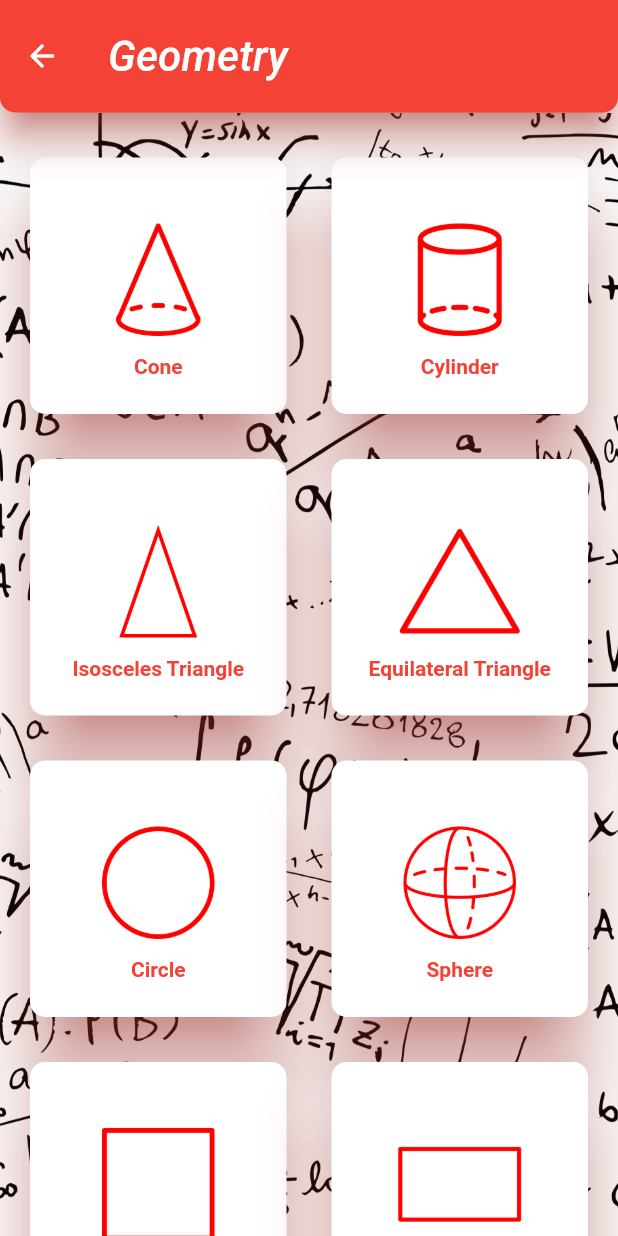
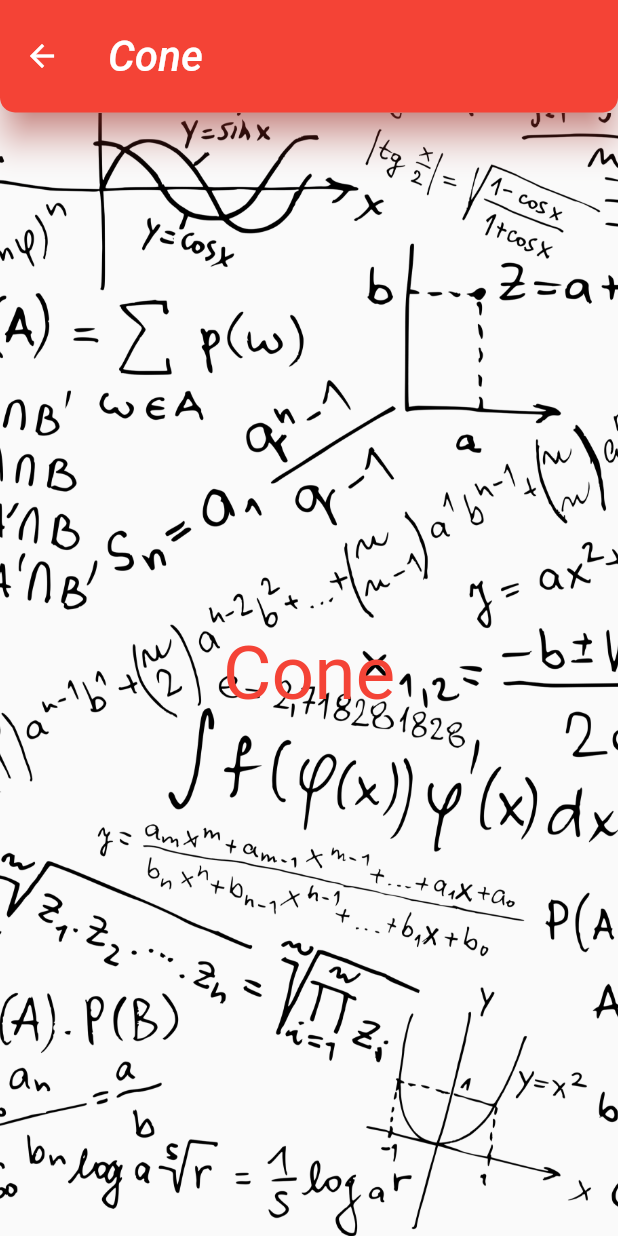
Before and after one commit to JashLimbasiya/linear_algebra, a Flutter app: the GeometryList screen opened by its route, after a tap on "Cone", on a phone screen of 412 x 824 dp. Run offline on Flutter 3.47's test engine with Material 2 defaults, Android fonts, the phone set to English and light mode, and no system bars.

Commit message:
12_04_2023

```diff
--- /dev/null
+++ b/lib/screens/geometry/cone.dart
@@ -0,0 +1,53 @@
+import 'package:flutter/material.dart';
+
+class Cone extends StatefulWidget {
+  const Cone({super.key});
+
+  @override
+  State<Cone> createState() => _ConeState();
+}
+
+class _ConeState extends State<Cone> {
+  @override
+  Widget build(BuildContext context) {
+    return SafeArea(
+      child: Scaffold(
+        appBar: AppBar(
+          toolbarHeight: 75,
+          shadowColor: Colors.red,
+          backgroundColor: Colors.red,
+          elevation: 10,
+          shape: const RoundedRectangleBorder(
+            borderRadius: BorderRadius.only(
+                bottomLeft: Radius.circular(10),
+                bottomRight: Radius.circular(10)),
+          ),
+          title: Row(
+            mainAxisAlignment: MainAxisAlignment.start,
+            children: const [
+              Text(
+                "Cone",
+                style: TextStyle(
+                  color: Colors.white,
+                  fontSize: 28,
+                  fontStyle: FontStyle.italic,
+                ),
+              ),
+            ],
+          ),
+        ),
+        body: Container(
+          decoration: const BoxDecoration(
+            image: DecorationImage(
+              image: AssetImage('lib/assets/images/background.png'),
+              fit: BoxFit.cover,
+            ),
+          ),
+          child: const Center(
+              child: Text("Cone",
+                  style: TextStyle(fontSize: 50, color: Colors.red))),
+        ),
+      ),
+    );
+  }
+}
--- a/lib/screens/geometry/geometry_list.dart
+++ b/lib/screens/geometry/geometry_list.dart
@@ -50,19 +50,20 @@ class _GeometryListState extends State<GeometryList> {
             mainAxisSpacing: 10,
             crossAxisCount: 2,
             children: <Widget>[
-              CardView("Cone", 'lib/assets/images/geometry/cone.png','g'),
+              CardView("Cone", 'lib/assets/images/geometry/cone.png','cone'),
               CardView(
-                  "Cylinder", 'lib/assets/images/geometry/cylinder.png','g'),
-              CardView("Isosceles Triangle", 'lib/assets/images/geometry/isosceles_triangle.png','g'),
+                  "Cylinder", 'lib/assets/images/geometry/cylinder.png','cylinder'),
+              CardView("Isosceles Triangle", 'lib/assets/images/geometry/isosceles_triangle.png','isosceles_triangle'),
               CardView(
-                  "Equilateral Triangle", 'lib/assets/images/geometry/equilateral_triangle.png','g'),
-              CardView("Circle", 'lib/assets/images/geometry/circle.png','g'),
-              CardView("Sphere", 'lib/assets/images/geometry/sphere.png','g'),
-              CardView("Square", 'lib/assets/images/geometry/square.png','g'),
-              CardView("Rectangle", 'lib/assets/images/geometry/rectangle.png','g'),
-              CardView("Rhombus", 'lib/assets/images/geometry/rhombus.png','g'),
-              CardView("Parallelogram", 'lib/assets/images/geometry/parallelogram.png','g'),
-              CardView("Trapezoid", 'lib/assets/images/geometry/trapezoid.png','g'),
+                  "Equilateral Triangle", 'lib/assets/images/geometry/equilateral_triangle.png','equilateral_triangle'),
+              CardView("Circle", 'lib/assets/images/geometry/circle.png','circle'),
+              CardView("Sphere", 'lib/assets/images/geometry/sphere.png','sphere'),
+              CardView("Square", 'lib/assets/images/geometry/square.png','square'),
+              CardView("Cube", 'lib/assets/images/geometry/cube.png','cube'),
+              CardView("Rectangle", 'lib/assets/images/geometry/rectangle.png','rectangle'),
+              CardView("Rhombus", 'lib/assets/images/geometry/rhombus.png','rhombus'),
+              CardView("Parallelogram", 'lib/assets/images/geometry/parallelogram.png','parallelogram'),
+              CardView("Trapezoid", 'lib/assets/images/geometry/trapezoid.png','trapezoid'),
             ],
           ),
         ),
```
Also changed, not shown: lib/main.dart (+24 -0 lines), lib/screens/geometry/circle.dart (added, +53 -0 lines), lib/screens/geometry/cube.dart (added, +53 -0 lines), lib/screens/geometry/cylinder.dart (added, +53 -0 lines), lib/screens/geometry/equilateral_triangle.dart (added, +53 -0 lines), lib/screens/geometry/isosceles_triangle.dart (added, +53 -0 lines), lib/screens/geometry/parallelogram.dart (added, +53 -0 lines), lib/screens/geometry/rectangle.dart (added, +53 -0 lines), lib/screens/geometry/rhombus.dart (added, +53 -0 lines), lib/screens/geometry/sphere.dart (added, +53 -0 lines), lib/screens/geometry/square.dart (added, +53 -0 lines), lib/screens/geometry/trapezoid.dart (added, +53 -0 lines), lib/assets/images/geometry/cube.png (added).
